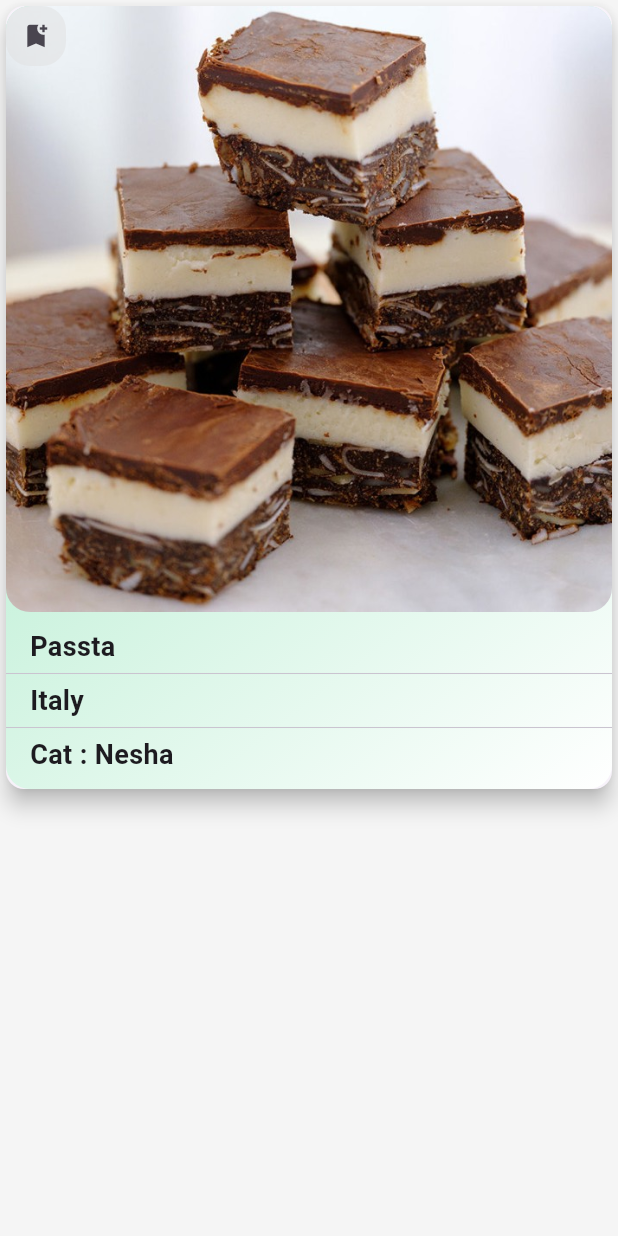
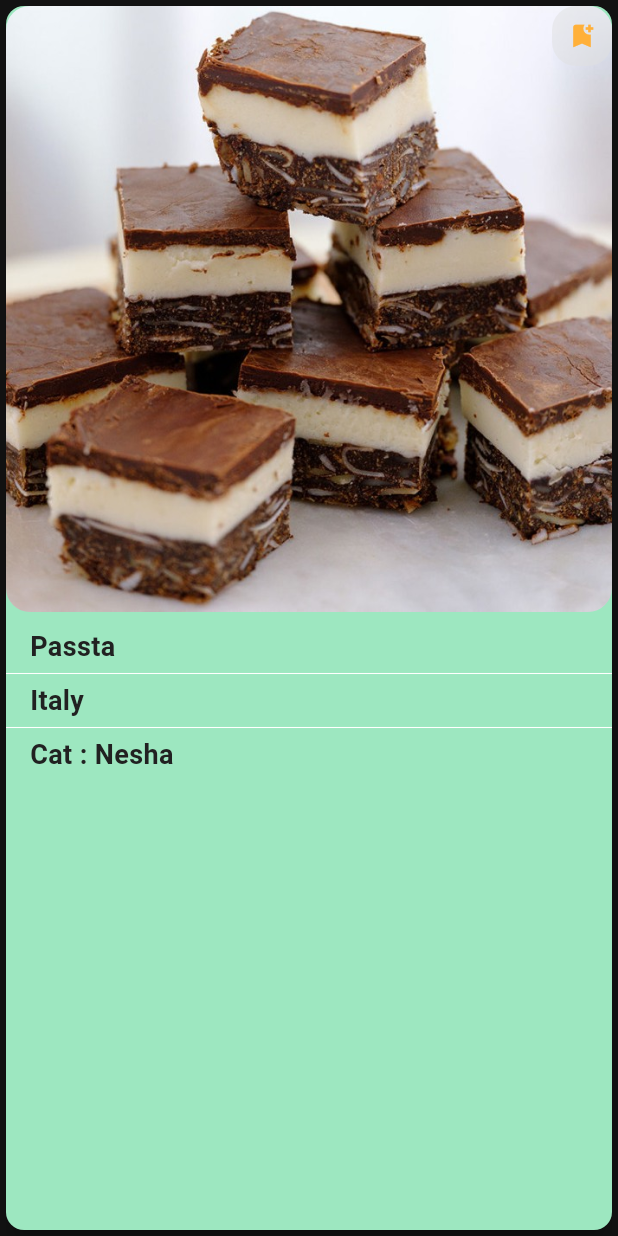
Before and after one commit to Waheed-Ashraf/CookIt-App, a Flutter app: the FeaturedMealItem widget shown alone on an empty page, opened directly, on a phone screen of 412 x 824 dp. Run offline on Flutter 3.47's test engine with Material 3 defaults, Android fonts, the phone set to English and light mode, and no system bars; our stand-ins replace card_swiper, dio, get_it, google_nav_bar.

Commit message:
app theme

```diff
--- /dev/null
+++ b/lib/Core/theme/app_theme.dart
@@ -0,0 +1,23 @@
+import 'package:flutter/material.dart';
+
+ThemeData lightMood = ThemeData(
+  colorScheme: ColorScheme.dark(
+    background: Colors.grey.shade300,
+    primary: const Color(0xff9DE7C0),
+    secondary: const Color(0xffFFB039),
+    tertiary: Colors.white,
+    inversePrimary: Colors.grey.shade900,
+    onPrimary: Colors.white,
+  ),
+);
+
+ThemeData darkMood = ThemeData(
+  colorScheme: ColorScheme.dark(
+    background: Colors.grey.shade900,
+    primary: Colors.black,
+    secondary: const Color(0xff62FCD7),
+    tertiary: Colors.grey.shade200,
+    inversePrimary: Colors.grey.shade300,
+    onPrimary: Colors.black,
+  ),
+);
--- a/lib/Core/utils/text_style.dart
+++ b/lib/Core/utils/text_style.dart
@@ -1,4 +1,5 @@
 import 'package:flutter/cupertino.dart';
+import 'package:flutter/material.dart';
 
 abstract class Styles {
   static const textStyle18 = TextStyle(
--- a/lib/Core/widgets/grediant_button.dart
+++ b/lib/Core/widgets/grediant_button.dart
@@ -9,15 +9,15 @@ class GradientButton extends StatelessWidget {
 
   @override
   Widget build(BuildContext context) {
-    const primaryColor = kPrimaryColor;
-    const secondaryColor = Colors.white;
+    Color primaryColor = Theme.of(context).colorScheme.secondary;
+    Color secondaryColor = Colors.white;
 
     const double borderRadius = 16;
 
     return DecoratedBox(
       decoration: BoxDecoration(
           borderRadius: BorderRadius.circular(borderRadius),
-          gradient: const LinearGradient(
+          gradient: LinearGradient(
               colors: [secondaryColor, primaryColor],
               begin: Alignment.topCenter,
               end: Alignment.bottomCenter)),
--- a/lib/Featuers/HomePage/Presentation/Views/Widgets/bookmark.dart
+++ b/lib/Featuers/HomePage/Presentation/Views/Widgets/bookmark.dart
@@ -14,9 +14,10 @@ class BookMarkWidget extends StatelessWidget {
       child: IconButton(
           padding: EdgeInsets.zero,
           onPressed: () {},
-          icon: const Icon(
+          icon: Icon(
             Icons.bookmark_add,
             size: 20,
+            color: Theme.of(context).colorScheme.secondary,
           )),
     );
   }
--- a/lib/Featuers/HomePage/Presentation/Views/Widgets/featured_meal_item.dart
+++ b/lib/Featuers/HomePage/Presentation/Views/Widgets/featured_meal_item.dart
@@ -1,7 +1,6 @@
 import 'package:cook_it_app/Core/utils/assets_data.dart';
 import 'package:cook_it_app/Core/utils/text_style.dart';
 import 'package:cook_it_app/Featuers/HomePage/Presentation/Views/Widgets/bookmark.dart';
-import 'package:cook_it_app/constent.dart';
 import 'package:flutter/material.dart';
 
 class FeaturedMealItem extends StatelessWidget {
@@ -13,15 +12,8 @@ class FeaturedMealItem extends StatelessWidget {
   Widget build(BuildContext context) {
     return Card(
       elevation: 6,
-      child: Container(
-        decoration: const BoxDecoration(
-            gradient: LinearGradient(
-                colors: [kPrimaryColor, Colors.white],
-                begin: Alignment.topLeft,
-                end: Alignment.bottomRight),
-            borderRadius: BorderRadius.all(Radius.circular(16))),
+      color: Theme.of(context).colorScheme.primary,
       child: Column(
-          mainAxisSize: MainAxisSize.min,
         crossAxisAlignment: CrossAxisAlignment.start,
         children: [
           Stack(
@@ -30,47 +22,47 @@ class FeaturedMealItem extends StatelessWidget {
                 borderRadius: BorderRadius.circular(16),
                 child: Image.asset(AssetsData.testImage),
               ),
-                const Positioned(child: BookMarkWidget()),
+              const Positioned(right: 0, child: BookMarkWidget()),
             ],
           ),
           const SizedBox(
             height: 10,
           ),
-            const Padding(
-              padding: EdgeInsets.only(left: 16),
+          Padding(
+            padding: const EdgeInsets.only(left: 16),
             child: Text(
               'Passta',
-                style: Styles.textStyle18,
+              style: Styles.textStyle18.copyWith(
+                  color: Theme.of(context).colorScheme.inversePrimary),
             ),
           ),
           const Divider(
             height: 10,
             thickness: .7,
           ),
-            const Padding(
-              padding: EdgeInsets.only(left: 16),
+          Padding(
+              padding: const EdgeInsets.only(left: 16),
               child: Text(
                 'Italy',
-                style: Styles.textStyle18,
-              ),
-            ),
+                style: Styles.textStyle18.copyWith(
+                    color: Theme.of(context).colorScheme.inversePrimary),
+              )),
           const Divider(
             height: 10,
             thickness: .7,
           ),
-            const Padding(
-              padding: EdgeInsets.only(left: 16),
+          Padding(
+              padding: const EdgeInsets.only(left: 16),
               child: Text(
                 'Cat : Nesha',
-                style: Styles.textStyle18,
-              ),
-            ),
+                style: Styles.textStyle18.copyWith(
+                    color: Theme.of(context).colorScheme.inversePrimary),
+              )),
           const SizedBox(
             height: 10,
           )
         ],
       ),
-      ),
     );
   }
 }
--- a/lib/constent.dart
+++ b/lib/constent.dart
@@ -1,7 +1,4 @@
 import 'package:flutter/material.dart';
 
-const kPrimaryColor = Color(0xff9DE7C0);
-const kSecondColor = Color(0xffFFB039);
-const kBackgroundColor = Color(0xffF5F5F5);
 const kDotsColor = Color.fromARGB(255, 204, 204, 204);
 const kTransitionDuration = Duration(milliseconds: 500);
--- a/lib/main.dart
+++ b/lib/main.dart
@@ -1,5 +1,5 @@
+import 'package:cook_it_app/Core/theme/app_theme.dart';
 import 'package:cook_it_app/Featuers/HomePage/Presentation/Views/home_view.dart';
-import 'package:cook_it_app/constent.dart';
 import 'package:flutter/material.dart';
 
 void main() {
@@ -14,9 +14,7 @@ class MyApp extends StatelessWidget {
   Widget build(BuildContext context) {
     return MaterialApp(
       debugShowCheckedModeBanner: false,
-      theme: ThemeData(
-        scaffoldBackgroundColor: kBackgroundColor,
-      ),
+      theme: lightMood,
       home: const HomeView(),
     );
   }
```
Also changed, not shown: lib/Featuers/HomePage/Presentation/Views/Widgets/meal_item.dart (+12 -18 lines), lib/Featuers/HomePage/Presentation/Views/home_view.dart (+7 -5 lines). Lines whose indentation alone changed are shown as unchanged.
